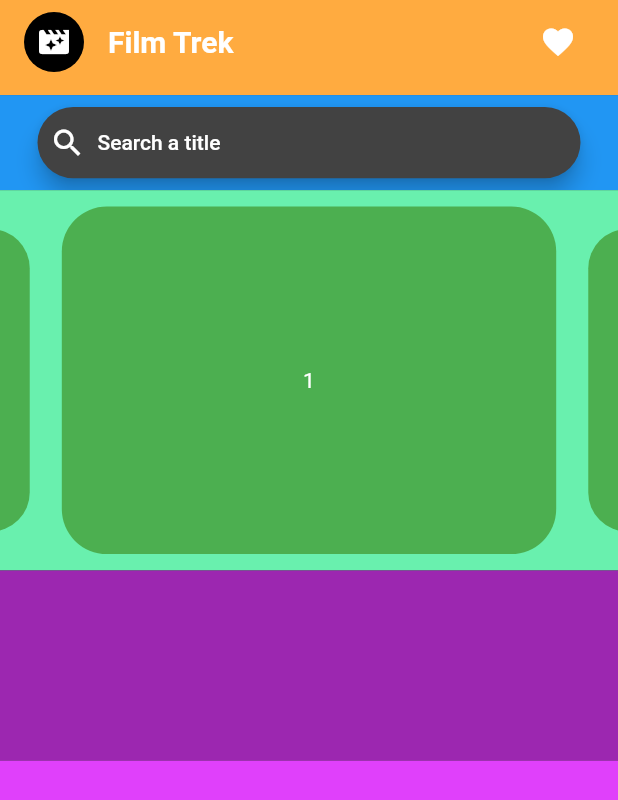
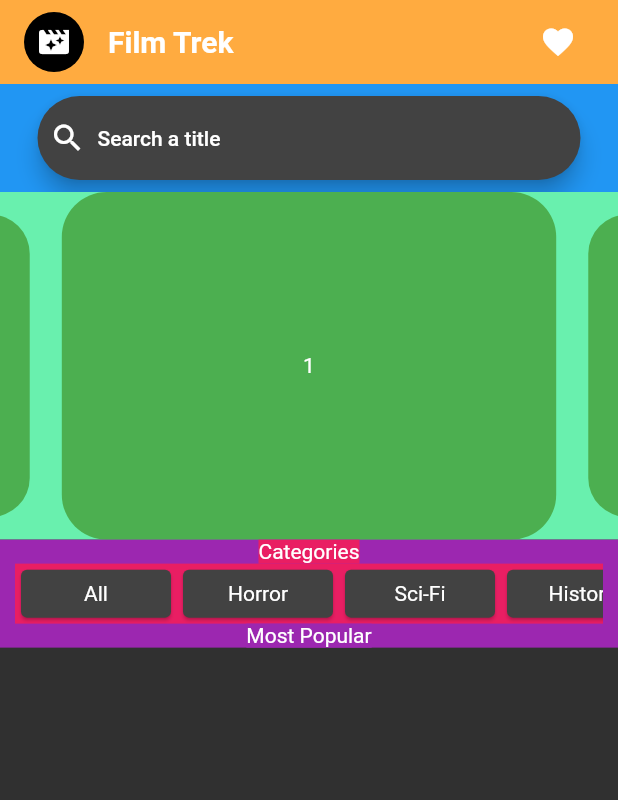
Before and after one commit to scancetin/film_trek, a Flutter app: the screen it shows after launch, on a phone screen of 412 x 824 dp. Shown: the top 800 px of the screen. Run offline on Flutter 3.47's test engine with Material 2 defaults, Android fonts, the phone set to English and light mode, and no system bars; drawn by our look-alikes of carousel_slider.

Commit message:
categories section added

```diff
--- a/lib/views/home/home.dart
+++ b/lib/views/home/home.dart
@@ -3,6 +3,7 @@
 import 'package:film_trek/views/home/custom_carousel.dart';
 import 'package:film_trek/views/home/custom_search_bar.dart';
 import 'package:film_trek/views/home/home_app_bar.dart';
+import 'package:film_trek/views/home/movies_section.dart';
 import 'package:flutter/material.dart';
 
 class Home extends StatelessWidget {
@@ -14,17 +15,18 @@ class Home extends StatelessWidget {
       body: SafeArea(
         // bottom: false,
         child: Column(
+          mainAxisAlignment: MainAxisAlignment.start,
           children: [
             //1
-            Expanded(flex: 1, child: HomeAppBar()),
+            HomeAppBar(),
             //1
-            Expanded(flex: 1, child: CustomSearchBar()),
+            CustomSearchBar(),
             //4
-            Expanded(flex: 4, child: CustomCarousel()),
+            CustomCarousel(),
             //2
-            Expanded(flex: 2, child: Container(color: Colors.purple)),
+            MoviesSection(),
             //7
-            Expanded(flex: 5, child: Container(color: Colors.purpleAccent)),
+            // Expanded(flex: 5, child: Container(color: Colors.purpleAccent)),
           ],
         ),
       ),
--- /dev/null
+++ b/lib/views/home/movies_section.dart
@@ -0,0 +1,52 @@
+// ignore_for_file: prefer_const_constructors, avoid_unnecessary_containers, sized_box_for_whitespace
+
+import 'package:flutter/material.dart';
+
+class MoviesSection extends StatelessWidget {
+  const MoviesSection({super.key});
+
+  @override
+  Widget build(BuildContext context) {
+    final List<String> mockCategories = [
+      "All",
+      "Horror",
+      "Sci-Fi",
+      "History",
+      "Comedy",
+      "Family",
+      "Animation",
+      "Drama",
+      "Romance",
+      "Documentary",
+    ];
+
+    return Container(
+      padding: EdgeInsets.symmetric(horizontal: 10),
+      color: Colors.purple,
+      child: Column(
+        mainAxisAlignment: MainAxisAlignment.start,
+        children: [
+          Container(color: Colors.pink, child: Text("Categories")),
+          Container(
+            height: 40,
+            color: Colors.pink,
+            child: ListView.builder(
+              scrollDirection: Axis.horizontal,
+              itemCount: 10,
+              itemBuilder: (context, index) {
+                return Card(
+                  child: Container(
+                    width: 100,
+                    alignment: Alignment.center,
+                    child: Text(mockCategories[index]),
+                  ),
+                );
+              },
+            ),
+          ),
+          Container(color: Colors.purple, child: Text("Most Popular")),
+        ],
+      ),
+    );
+  }
+}
```
